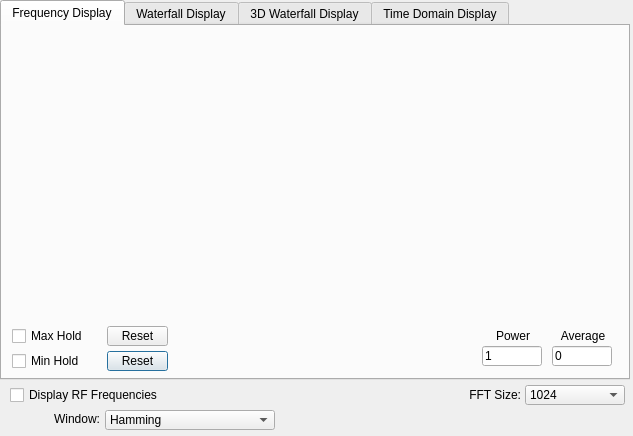
Before: the Qt Designer form gr-qtgui/src/lib/spectrumdisplayform.ui in ZakyHermawan/gnuradio, drawn with Qt 5.
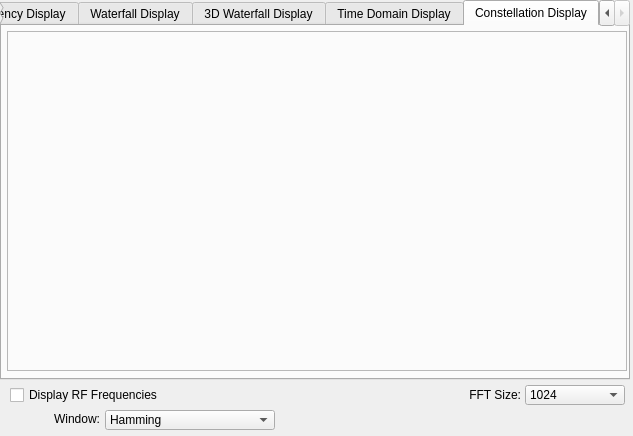
After: the same form once the commit is applied. The open tabs and pages were chosen to show the change. Custom widgets are drawn as their Qt base class.

Commit message: Adding a constellation plot and an example for viewing constellations of digital modulations.

```diff
--- a/gr-qtgui/src/lib/spectrumdisplayform.ui
+++ b/gr-qtgui/src/lib/spectrumdisplayform.ui
@@ -664,6 +664,27 @@
      </property>
     </widget>
    </widget>
+   <widget class="QWidget" name="ConstellationPage" >
+    <attribute name="title" >
+     <string>Constellation Display</string>
+    </attribute>
+    <widget class="QFrame" name="ConstellationDisplayFrame" >
+     <property name="geometry" >
+      <rect>
+       <x>5</x>
+       <y>5</y>
+       <width>620</width>
+       <height>340</height>
+      </rect>
+     </property>
+     <property name="frameShape" >
+      <enum>QFrame::StyledPanel</enum>
+     </property>
+     <property name="frameShadow" >
+      <enum>QFrame::Raised</enum>
+     </property>
+    </widget>
+   </widget>
   </widget>
  </widget>
  <layoutdefault spacing="6" margin="11" />
```
Left out of the diff: 40 changed lines with no effect on the pictures. The commit also changes 6 other files.
